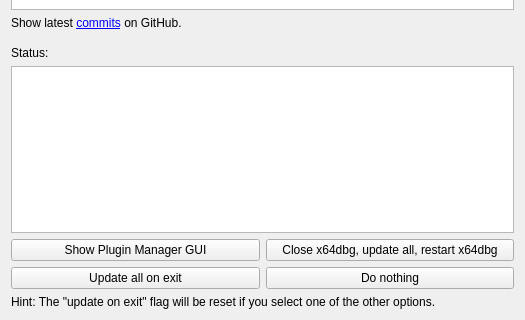
Old version of the form updateform.ui in the repository LFriede/x64dbg-updater; both pictures show x 0 to 525 and y 218 to 538 of the 525 by 538 pixel window.
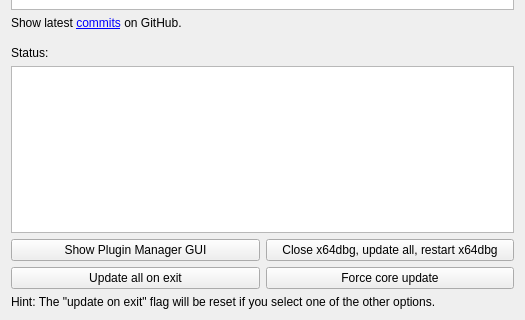
New version of the form.

Commit message: force update button

```diff
--- a/updateform.ui
+++ b/updateform.ui
@@ -122,7 +122,7 @@
      <item row="1" column="1">
       <widget class="QPushButton" name="pbNothing">
        <property name="text">
-        <string>Do nothing</string>
+        <string>Force core update</string>
        </property>
       </widget>
      </item>
```
Left out of the diff: 2 changed lines with no effect on the pictures. The commit also changes 4 other files.
